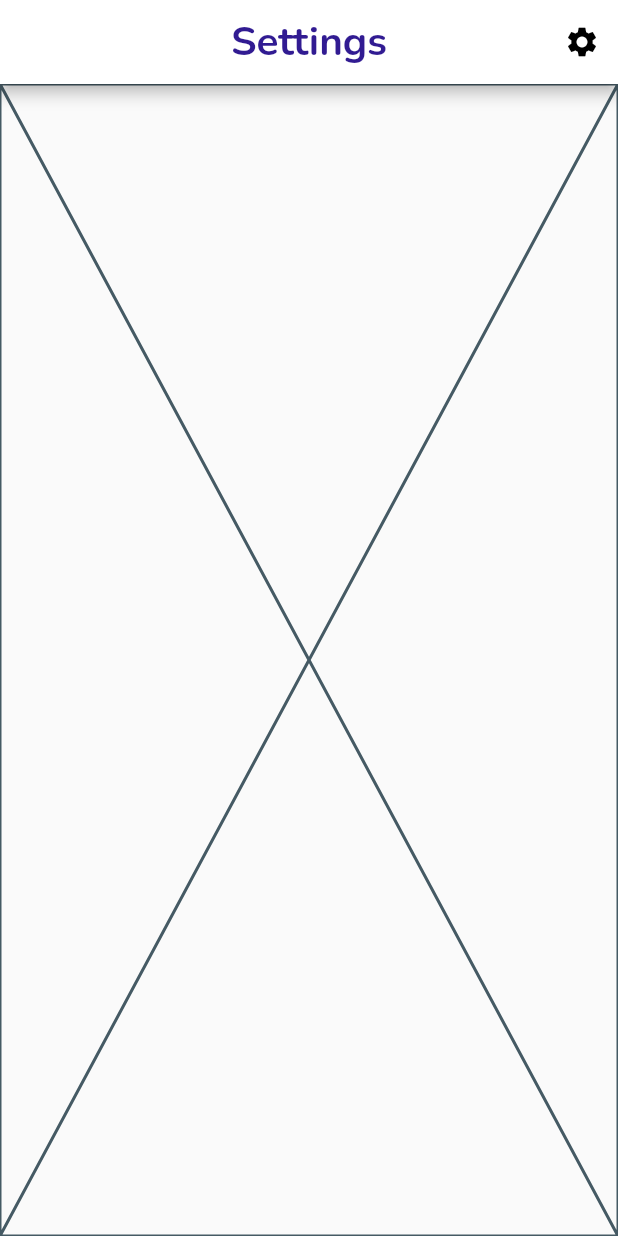
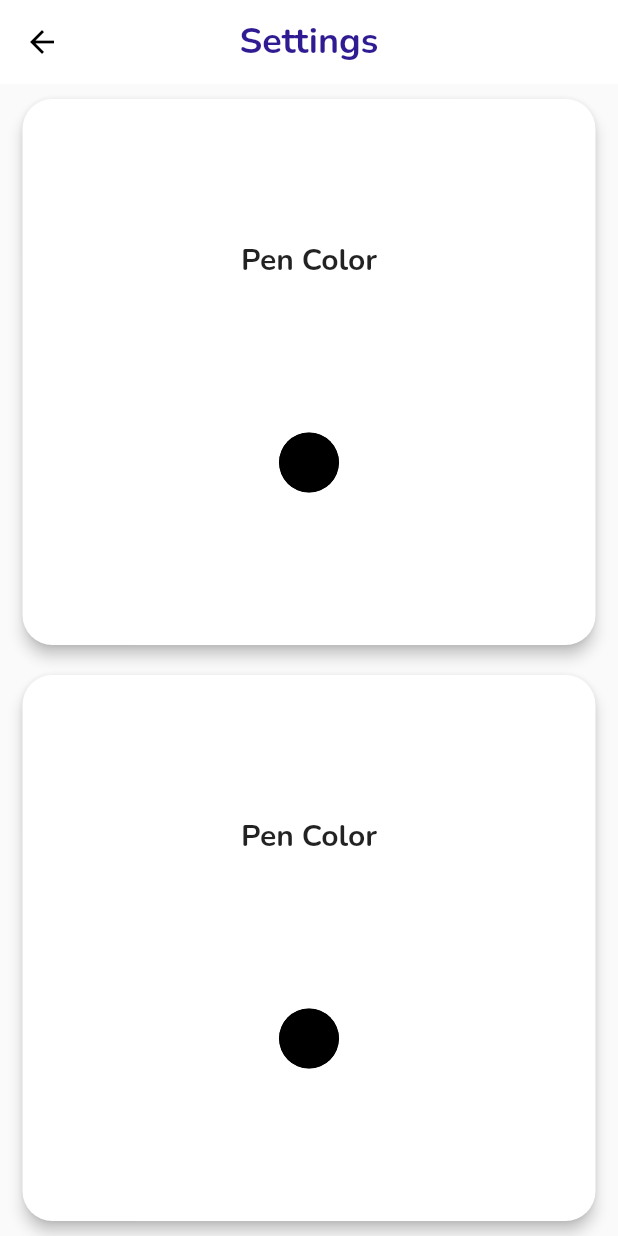
Before and after one commit to AbdallahNassar/Painter, a Flutter app: the SettingsView screen opened by its route, on a phone screen of 412 x 824 dp. Run offline on Flutter 3.47's test engine with Material 2 defaults, Android fonts, the phone set to English and light mode, and no system bars; our stand-ins replace flutter_colorpicker, flutter_speed_dial, get.

Commit message:
finalized coor picker

```diff
--- a/painter/lib/app/core/localization/ar-eg.dart
+++ b/painter/lib/app/core/localization/ar-eg.dart
@@ -3,4 +3,6 @@
 const Map<String, String> arabicDictionary = {
   'home_view_title': 'الرسام',
   'settings_view_title': 'الإعدادات',
+  'got_it': 'حسناً',
+  'color_picker_title': 'اختر لوناً',
 };
--- a/painter/lib/app/core/localization/en-us.dart
+++ b/painter/lib/app/core/localization/en-us.dart
@@ -3,4 +3,6 @@
 const Map<String, String> englishDictionary = {
   'home_view_title': 'Painter',
   'settings_view_title': 'Settings',
+  'got_it': 'Got it',
+  'color_picker_title': 'Choose a Color',
 };
--- a/painter/lib/app/core/theme/app_theme.dart
+++ b/painter/lib/app/core/theme/app_theme.dart
@@ -5,15 +5,20 @@ import './app_colors.dart';
 class AppTheme {
   static final appTheme = ThemeData(
     scaffoldBackgroundColor: AppColors.scaffoldBacgroundColor,
-    primaryTextTheme: TextTheme(
+    textTheme: TextTheme(
       button: TextStyle(fontSize: 30.0),
+      subtitle1: TextStyle(
+        fontSize: 20.0,
+        fontWeight: FontWeight.bold,
+        fontFamily: 'Nunito',
+      ),
     ),
     appBarTheme: AppBarTheme(
       backgroundColor: AppColors.scaffoldBacgroundColor,
       titleTextStyle: TextStyle(
         color: AppColors.primaryColor,
         fontWeight: FontWeight.bold,
-        fontSize: 27.0,
+        fontSize: 24.0,
         fontFamily: 'Nunito',
       ),
       iconTheme: IconThemeData(
--- a/painter/lib/app/modules/settings/controllers/settings_controller.dart
+++ b/painter/lib/app/modules/settings/controllers/settings_controller.dart
@@ -5,7 +5,7 @@ import 'package:get/get.dart';
 
 class SettingsController extends GetxController {
   //================================ Properties ================================
-  var _strokeColor = Color(0xff000000);
+  var _strokeColor = Color(0xff000000).obs;
   var _pointsMode = PointMode.points.obs;
   var _strokeWitdth = 5.0.obs;
   // this will be distance to check against for deletion, [the eraser size]
@@ -28,7 +28,7 @@ class SettingsController extends GetxController {
   //================================= Getters ==================================
   PointMode get pointsMode => _pointsMode.value;
   double get strokeWidth => _strokeWitdth.value;
-  Color get strokeColor => _strokeColor;
+  Color get strokeColor => _strokeColor.value;
   double get minDeleteDistance => _deleteDistance.value;
   //============================================================================
   set setStrokeWidth(double val) {
@@ -37,7 +37,7 @@ class SettingsController extends GetxController {
 
   //============================================================================
   set setColor(Color val) {
-    _strokeColor = val;
+    _strokeColor.value = val;
   }
 
   //============================================================================
--- a/painter/lib/app/modules/settings/views/settings_view.dart
+++ b/painter/lib/app/modules/settings/views/settings_view.dart
@@ -2,6 +2,10 @@ import 'package:flutter/material.dart';
 import 'package:flutter_colorpicker/flutter_colorpicker.dart';
 
 import 'package:get/get.dart';
+import 'package:painter/app/core/theme/app_colors.dart';
+import 'package:painter/app/core/theme/app_theme.dart';
+import 'package:painter/app/modules/settings/widgets/custom_color_picker.dart';
+import 'package:painter/app/modules/settings/widgets/setting_tile.dart';
 import 'package:painter/app/widgets/custom_app_bar.dart';
 
 import '../controllers/settings_controller.dart';
@@ -12,14 +16,41 @@ class SettingsView extends GetView<SettingsController> {
     return Scaffold(
       appBar: CustomAppBar(
         text: 'settings_view_title'.tr,
+        elevation: 0.0,
       ),
       body: Container(
         height: double.infinity,
         width: double.infinity,
         child: Column(
+          crossAxisAlignment: CrossAxisAlignment.stretch,
           children: [
-            Expanded(
-              child: Placeholder(),
+            SettingTile(
+              child: Column(
+                mainAxisAlignment: MainAxisAlignment.spaceEvenly,
+                children: [
+                  FittedBox(
+                    child: Text(
+                      'Pen Color',
+                      style: AppTheme.appTheme.textTheme.subtitle1,
+                    ),
+                  ),
+                  CustomColorPalette(),
+                ],
+              ),
+            ),
+            SettingTile(
+              child: Column(
+                mainAxisAlignment: MainAxisAlignment.spaceEvenly,
+                children: [
+                  FittedBox(
+                    child: Text(
+                      'Pen Color',
+                      style: AppTheme.appTheme.textTheme.subtitle1,
+                    ),
+                  ),
+                  CustomColorPalette(),
+                ],
+              ),
             ),
           ],
         ),
@@ -27,55 +58,3 @@ class SettingsView extends GetView<SettingsController> {
     );
   }
 }
-
-class CustomColorPalette extends StatelessWidget {
-  final settingsController = Get.find<SettingsController>();
-
-  @override
-  Widget build(BuildContext context) {
-    return TextButton(
-      child: Text(
-        'Colors',
-      ),
-      onPressed: () async {
-        await Get.dialog(
-          Material(
-            child: SingleChildScrollView(
-              child: Column(
-                mainAxisAlignment: MainAxisAlignment.center,
-                mainAxisSize: MainAxisSize.max,
-                children: [
-                  SizedBox(
-                    height: 50.0,
-                  ),
-                  ColorPicker(
-                    pickerColor: settingsController.strokeColor,
-                    onColorChanged: (newColor) {
-                      settingsController.setColor = newColor;
-                    },
-                    showLabel: true,
-                    displayThumbColor: true,
-                    pickerAreaBorderRadius: BorderRadius.circular(
-                      20.0,
-                    ),
-                  ),
-                  TextButton(
-                    onPressed: () => Get.back(),
-                    child: Text(
-                      'Got it',
-                    ),
-                  ),
-                  SizedBox(
-                    height: 50.0,
-                  ),
-                ],
-              ),
-            ),
-          ),
-          useSafeArea: true,
-          barrierDismissible: true,
-        );
-      },
-    );
-  }
-}
--- a/painter/lib/app/modules/settings/widgets/custom_color_picker.dart
+++ b/painter/lib/app/modules/settings/widgets/custom_color_picker.dart
@@ -1,48 +1,41 @@
-// import 'package:flutter/material.dart';
-// import 'package:flutter_colorpicker/flutter_colorpicker.dart';
+import 'package:animations/animations.dart';
+import 'package:flutter/material.dart';
+import 'package:get/get.dart';
 
-// class CustomColorPicker extends StatelessWidget {
-//   //================================ Properties ================================
-//   static const String routeName = '/names';
-//   //================================ Constructor ===============================
+import 'package:painter/app/core/theme/app_colors.dart';
+import 'package:painter/app/modules/colorpicker/views/colorpicker_view.dart';
+import 'package:painter/app/modules/settings/controllers/settings_controller.dart';
+import 'package:painter/app/routes/app_pages.dart';
 
-//   //================================= Methods ==================================
-
-//   //============================================================================
-//   @override
-//   Widget build(BuildContext context) {
-//     return Material(
-//       child: SingleChildScrollView(
-//         child: Column(
-//           mainAxisAlignment: MainAxisAlignment.center,
-//           mainAxisSize: MainAxisSize.max,
-//           children: [
-//             SizedBox(
-//               height: 50.0,
-//             ),
-//             ColorPicker(
-//               pickerColor: _currentColor.value,
-//               onColorChanged: (newColor) {
-//                 _currentColor.value = newColor;
-//               },
-//               showLabel: true,
-//               displayThumbColor: true,
-//               pickerAreaBorderRadius: BorderRadius.circular(
-//                 20.0,
-//               ),
-//             ),
-//             TextButton(
-//               onPressed: () => Get.back(),
-//               child: Text(
-//                 'Got it',
-//               ),
-//             ),
-//             SizedBox(
-//               height: 50.0,
-//             ),
-//           ],
-//         ),
-//       ),
-//     );
-//   }
-// }
+class CustomColorPalette extends StatelessWidget {
+  //================================ Properties ================================
+  final settingsController = Get.find<SettingsController>();
+  //============================================================================
+  @override
+  Widget build(BuildContext context) {
+    return TextButton(
+      child: OpenContainer(
+        closedElevation: 0,
+        openBuilder: (context, closedContainer) {
+          return ColorpickerView();
+        },
+        closedBuilder: (context, openContainer) {
+          return Obx(
+            () => CircleAvatar(
+              backgroundColor: settingsController.strokeColor,
+            ),
+          );
+        },
+        transitionDuration: Duration(milliseconds: 500),
+        closedColor: settingsController.strokeColor,
+        closedShape: CircleBorder(),
+      ),
+      style: ButtonStyle(
+        overlayColor: MaterialStateProperty.all(
+          AppColors.scaffoldBacgroundColor,
+        ),
+      ),
+      onPressed: null,
+    );
+  }
+}
--- /dev/null
+++ b/painter/lib/app/modules/settings/widgets/setting_tile.dart
@@ -0,0 +1,30 @@
+import 'package:flutter/material.dart';
+
+class SettingTile extends StatelessWidget {
+  //================================ Properties ================================
+  final Widget child;
+  //================================ Constructor ===============================
+  const SettingTile({required this.child});
+  //================================= Methods ==================================
+
+  //============================================================================
+  @override
+  Widget build(BuildContext context) {
+    //================================ Parameters ==============================
+    final MediaQueryData _mediaQuery = MediaQuery.of(context);
+    //==========================================================================
+    return Expanded(
+      child: Card(
+        elevation: 4.0,
+        margin: const EdgeInsets.symmetric(
+          vertical: 10.0,
+          horizontal: 15.0,
+        ),
+        shape: RoundedRectangleBorder(
+          borderRadius: BorderRadius.circular(20.0),
+        ),
+        child: child,
+      ),
+    );
+  }
+}
--- a/painter/lib/app/routes/app_pages.dart
+++ b/painter/lib/app/routes/app_pages.dart
@@ -1,5 +1,7 @@
 import 'package:get/get.dart';
 
+import 'package:painter/app/modules/colorpicker/bindings/colorpicker_binding.dart';
+import 'package:painter/app/modules/colorpicker/views/colorpicker_view.dart';
 import 'package:painter/app/modules/home/bindings/home_binding.dart';
 import 'package:painter/app/modules/home/views/home_view.dart';
 import 'package:painter/app/modules/settings/bindings/settings_binding.dart';
@@ -10,6 +12,7 @@ part 'app_routes.dart';
 class AppPages {
   static const String HomeName = Routes.HOME;
   static const String SettingsName = Routes.SETTINGS;
+  static const String ColorPickerName = Routes.COLORPICKER;
 
   static final routes = [
     GetPage(
@@ -22,5 +25,10 @@ class AppPages {
       page: () => SettingsView(),
       binding: SettingsBinding(),
     ),
+    GetPage(
+      name: _Paths.COLORPICKER,
+      page: () => ColorpickerView(),
+      binding: ColorpickerBinding(),
+    ),
   ];
 }
--- a/painter/lib/app/routes/app_routes.dart
+++ b/painter/lib/app/routes/app_routes.dart
@@ -4,9 +4,11 @@ part of 'app_pages.dart';
 abstract class Routes {
   static const HOME = _Paths.HOME;
   static const SETTINGS = _Paths.SETTINGS;
+  static const COLORPICKER = _Paths.COLORPICKER;
 }
 
 abstract class _Paths {
   static const HOME = '/home';
   static const SETTINGS = '/settings';
+  static const COLORPICKER = '/colorpicker';
 }
--- a/painter/lib/app/widgets/custom_app_bar.dart
+++ b/painter/lib/app/widgets/custom_app_bar.dart
@@ -2,7 +2,6 @@ import 'package:flutter/material.dart';
 import 'package:get/get.dart';
 import 'package:painter/app/core/theme/app_theme.dart';
 import 'package:painter/app/modules/home/controllers/home_controller.dart';
-import 'package:painter/app/modules/home/widgets/springy_widget.dart';
 import 'package:painter/app/modules/settings/views/settings_view.dart';
 
 // 'with' is like a mixin to allow this class to be of return type
@@ -13,9 +12,17 @@ class CustomAppBar extends StatelessWidget with PreferredSizeWidget {
   // the main point of using 'Get' for dependency injection
   final homeController = Get.find<HomeController>();
   final String text;
+  final bool haveBackArrow;
+  final Color backgroundColor;
+  final double elevation;
+  final List<Widget> actions;
   //================================ Constructor ===============================
   CustomAppBar({
     required this.text,
+    this.haveBackArrow = true,
+    this.backgroundColor = Colors.blue,
+    this.elevation = 4.0,
+    this.actions = const <Widget>[],
   });
   //================================= Methods ==================================
 
@@ -23,23 +30,20 @@ class CustomAppBar extends StatelessWidget with PreferredSizeWidget {
   @override
   Widget build(BuildContext context) {
     return AppBar(
-      title: Text(
-        text,
-        style: AppTheme.appTheme.appBarTheme.titleTextStyle,
+      title: FittedBox(
+        fit: BoxFit.scaleDown,
+        child: Text(
+          text,
+          style: AppTheme.appTheme.appBarTheme.titleTextStyle,
+        ),
       ),
       centerTitle: true,
       backgroundColor: AppTheme.appTheme.appBarTheme.backgroundColor,
       actionsIconTheme: AppTheme.appTheme.appBarTheme.actionsIconTheme,
-      actions: [
-        IconButton(
-          icon: Icon(Icons.settings),
-          onPressed: () async => await Get.to(
-            () => SettingsView(),
-            transition: Transition.cupertino,
-            duration: Duration(milliseconds: 400),
-          ),
-        ),
-      ],
+      iconTheme: AppTheme.appTheme.appBarTheme.iconTheme,
+      actions: actions,
+      elevation: elevation,
+      automaticallyImplyLeading: haveBackArrow,
     );
   }
 
--- a/painter/pubspec.yaml
+++ b/painter/pubspec.yaml
@@ -32,8 +32,7 @@ dependencies:
   # Color picker
   flutter_colorpicker: ^0.4.0
 
-  #The Dart analyzer settings and best practices used internally at Google.
-  pedantic: ^1.11.0
+  animations: ^2.0.0
 
   # The following adds the Cupertino Icons font to your application.
   # Use with the CupertinoIcons class for iOS style icons.
```
Also changed, not shown: painter/lib/app/modules/colorpicker/bindings/colorpicker_binding.dart (added, +11 -0 lines), painter/lib/app/modules/colorpicker/views/colorpicker_view.dart (added, +72 -0 lines), painter/lib/app/modules/home/views/home_view.dart (+12 -5 lines), painter/pubspec.lock.
